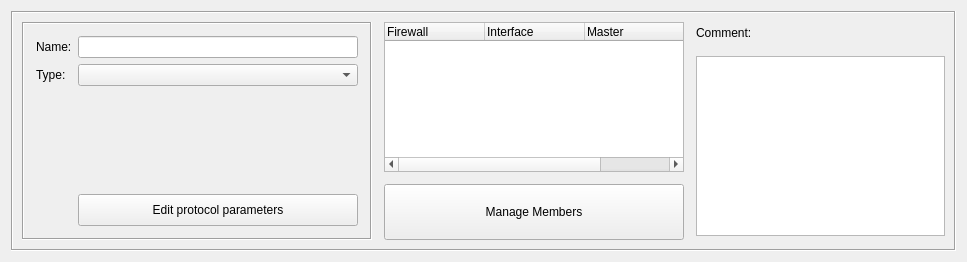
The window that src/libgui/clustergroupdialog_q.ui (fwbuilder/fwbuilder) describes before a commit, drawn with Qt 5.
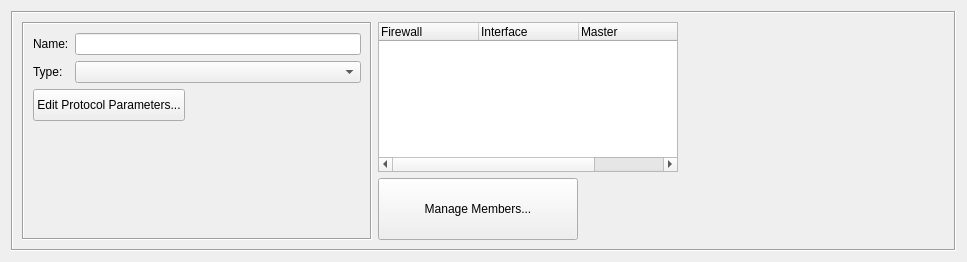
The same window after the commit. Custom widgets are drawn as their Qt base class.

Commit message:
Manually merged keyword management/filtering code from fortress. All dialogs modified to include custom keyword/comment widget.
Also added first cut at 'dynamic group' implementation.

What changed in the file:
```diff
--- a/src/libgui/clustergroupdialog_q.ui
+++ b/src/libgui/clustergroupdialog_q.ui
@@ -36,14 +36,11 @@
      <property name="frameShadow" >
       <enum>QFrame::Sunken</enum>
      </property>
-     <layout class="QGridLayout" name="gridLayout_3" >
-      <property name="spacing" >
-       <number>12</number>
-      </property>
-      <item row="0" column="0" >
-       <widget class="QFrame" name="frame7_2" >
-        <property name="sizePolicy" >
-         <sizepolicy vsizetype="Preferred" hsizetype="Fixed" >
+     <layout class="QHBoxLayout" name="horizontalLayout_3">
+      <item>
+       <widget class="QFrame" name="frame7_2">
+        <property name="sizePolicy">
+         <sizepolicy hsizetype="Fixed" vsizetype="Preferred">
           <horstretch>0</horstretch>
           <verstretch>0</verstretch>
          </sizepolicy>
@@ -66,14 +63,11 @@
         <property name="frameShadow" >
          <enum>QFrame::Sunken</enum>
         </property>
-        <layout class="QGridLayout" name="gridLayout_2" >
-         <property name="margin" >
-          <number>12</number>
-         </property>
-         <item row="0" column="0" >
-          <widget class="QLabel" name="textLabel1_4_2" >
-           <property name="sizePolicy" >
-            <sizepolicy vsizetype="Preferred" hsizetype="Preferred" >
+        <layout class="QFormLayout" name="formLayout">
+         <item row="0" column="0">
+          <widget class="QLabel" name="textLabel1_4_2">
+           <property name="sizePolicy">
+            <sizepolicy hsizetype="Preferred" vsizetype="Preferred">
              <horstretch>0</horstretch>
              <verstretch>0</verstretch>
             </sizepolicy>
@@ -92,10 +86,10 @@
            </property>
           </widget>
          </item>
-         <item row="0" column="1" >
-          <widget class="QLineEdit" name="obj_name" >
-           <property name="sizePolicy" >
-            <sizepolicy vsizetype="Fixed" hsizetype="Minimum" >
+         <item row="0" column="1">
+          <widget class="QLineEdit" name="obj_name">
+           <property name="sizePolicy">
+            <sizepolicy hsizetype="Minimum" vsizetype="Fixed">
              <horstretch>200</horstretch>
              <verstretch>0</verstretch>
             </sizepolicy>
@@ -108,9 +102,9 @@
            </property>
           </widget>
          </item>
-         <item row="1" column="0" >
-          <widget class="QLabel" name="textLabel1_3_2_2" >
-           <property name="enabled" >
+         <item row="1" column="0">
+          <widget class="QLabel" name="textLabel1_3_2_2">
+           <property name="enabled">
             <bool>true</bool>
            </property>
            <property name="sizePolicy" >
@@ -133,68 +127,50 @@
            </property>
           </widget>
          </item>
-         <item row="1" column="1" >
-          <widget class="QComboBox" name="type" />
+         <item row="1" column="1">
+          <widget class="QComboBox" name="type"/>
          </item>
-         <item row="2" column="1" >
-          <spacer name="verticalSpacer" >
-           <property name="orientation" >
-            <enum>Qt::Vertical</enum>
-           </property>
-           <property name="sizeHint" stdset="0" >
-            <size>
-             <width>20</width>
-             <height>10</height>
-            </size>
-           </property>
-          </spacer>
-         </item>
-         <item row="3" column="0" >
-          <spacer name="spacer" >
-           <property name="orientation" >
-            <enum>Qt::Horizontal</enum>
-           </property>
-           <property name="sizeType" >
-            <enum>QSizePolicy::Fixed</enum>
-           </property>
-           <property name="sizeHint" stdset="0" >
-            <size>
-             <width>18</width>
-             <height>24</height>
-            </size>
-           </property>
-          </spacer>
-         </item>
-         <item row="3" column="1" >
-          <widget class="QPushButton" name="editParameters" >
-           <property name="sizePolicy" >
-            <sizepolicy vsizetype="Fixed" hsizetype="Preferred" >
-             <horstretch>0</horstretch>
-             <verstretch>0</verstretch>
-            </sizepolicy>
-           </property>
-           <property name="minimumSize" >
-            <size>
-             <width>0</width>
-             <height>32</height>
-            </size>
-           </property>
-           <property name="text" >
-            <string>Edit protocol parameters</string>
-           </property>
-          </widget>
+         <item row="2" column="0" colspan="2">
+          <layout class="QHBoxLayout" name="horizontalLayout">
+           <item>
+            <widget class="QPushButton" name="editParameters">
+             <property name="sizePolicy">
+              <sizepolicy hsizetype="Preferred" vsizetype="Fixed">
+               <horstretch>0</horstretch>
+               <verstretch>0</verstretch>
+              </sizepolicy>
+             </property>
+             <property name="minimumSize">
+              <size>
+               <width>0</width>
+               <height>32</height>
+              </size>
+             </property>
+             <property name="text">
+              <string>Edit Protocol Parameters...</string>
+             </property>
+            </widget>
+           </item>
+           <item>
+            <spacer name="horizontalSpacer">
+             <property name="orientation">
+              <enum>Qt::Horizontal</enum>
+             </property>
+             <property name="sizeHint" stdset="0">
+              <size>
+               <width>40</width>
+               <height>20</height>
+              </size>
+             </property>
+            </spacer>
+           </item>
+          </layout>
          </item>
         </layout>
        </widget>
       </item>
-      <item row="0" column="1" >
-       <layout class="QVBoxLayout" name="verticalLayout" >
-        <property name="topMargin" >
-         <number>0</number>
-        </property>
-        <property name="bottomMargin" >
-         <number>0</number>
-        </property>
+      <item>
+       <layout class="QVBoxLayout" name="verticalLayout">
         <item>
          <widget class="QTreeWidget" name="fwMemberTree" >
           <property name="sizePolicy" >
@@ -248,79 +224,61 @@
          </widget>
         </item>
         <item>
-         <widget class="QPushButton" name="manageMembers" >
-          <property name="sizePolicy" >
-           <sizepolicy vsizetype="Fixed" hsizetype="Fixed" >
-            <horstretch>0</horstretch>
-            <verstretch>0</verstretch>
-           </sizepolicy>
-          </property>
-          <property name="minimumSize" >
-           <size>
-            <width>200</width>
-            <height>0</height>
-           </size>
-          </property>
-          <property name="maximumSize" >
-           <size>
-            <width>32767</width>
-            <height>32767</height>
-           </size>
-          </property>
-          <property name="toolTip" >
-           <string>Click here to manage member firewalls of this cluster group.</string>
-          </property>
-          <property name="text" >
-           <string>Manage Members</string>
-          </property>
-         </widget>
+         <layout class="QHBoxLayout" name="horizontalLayout_2">
+          <item>
+           <widget class="QPushButton" name="manageMembers">
+            <property name="sizePolicy">
+             <sizepolicy hsizetype="Fixed" vsizetype="Fixed">
+              <horstretch>0</horstretch>
+              <verstretch>0</verstretch>
+             </sizepolicy>
+            </property>
+            <property name="minimumSize">
+             <size>
+              <width>200</width>
+              <height>0</height>
+             </size>
+            </property>
+            <property name="maximumSize">
+             <size>
+              <width>32767</width>
+              <height>32767</height>
+             </size>
+            </property>
+            <property name="toolTip">
+             <string>Click here to manage member firewalls of this cluster group.</string>
+            </property>
+            <property name="text">
+             <string>Manage Members...</string>
+            </property>
+           </widget>
+          </item>
+          <item>
+           <spacer name="horizontalSpacer_2">
+            <property name="orientation">
+             <enum>Qt::Horizontal</enum>
+            </property>
+            <property name="sizeHint" stdset="0">
+             <size>
+              <width>40</width>
+              <height>20</height>
+             </size>
+            </property>
+           </spacer>
+          </item>
+         </layout>
         </item>
        </layout>
       </item>
-      <item row="0" column="2" >
-       <layout class="QVBoxLayout" name="verticalLayout_2" >
-        <item>
-         <widget class="QLabel" name="textLabel2" >
-          <property name="sizePolicy" >
-           <sizepolicy vsizetype="Fixed" hsizetype="Preferred" >
-            <horstretch>0</horstretch>
-            <verstretch>0</verstretch>
-           </sizepolicy>
-          </property>
-          <property name="text" >
-           <string>Comment:</string>
-          </property>
-          <property name="wordWrap" >
-           <bool>false</bool>
-          </property>
-         </widget>
-        </item>
-        <item>
-         <widget class="TextEditWidget" name="comment" >
-          <property name="sizePolicy" >
-           <sizepolicy vsizetype="MinimumExpanding" hsizetype="Expanding" >
-            <horstretch>0</horstretch>
-            <verstretch>0</verstretch>
-           </sizepolicy>
-          </property>
-          <property name="minimumSize" >
-           <size>
-            <width>0</width>
-            <height>0</height>
-           </size>
-          </property>
-          <property name="maximumSize" >
-           <size>
-            <width>16777215</width>
-            <height>180</height>
-           </size>
-          </property>
-          <property name="tabChangesFocus" >
-           <bool>true</bool>
-          </property>
-         </widget>
-        </item>
-       </layout>
+      <item>
+       <widget class="CommentKeywords" name="commentKeywords" native="true">
+        <property name="sizePolicy">
+         <sizepolicy hsizetype="Expanding" vsizetype="Expanding">
+          <horstretch>0</horstretch>
+          <verstretch>0</verstretch>
+         </sizepolicy>
+        </property>
+       </widget>
       </item>
      </layout>
     </widget>
@@ -329,14 +287,10 @@
  </widget>
  <customwidgets>
   <customwidget>
-   <class>TextEditWidget</class>
-   <extends>QTextEdit</extends>
-   <header>TextEditWidget.h</header>
-  </customwidget>
-  <customwidget>
-   <class>QLineEdit</class>
-   <extends>QLineEdit</extends>
-   <header>QLineEdit.h</header>
+   <class>CommentKeywords</class>
+   <extends>QWidget</extends>
+   <header>CommentKeywords.h</header>
+   <container>1</container>
   </customwidget>
  </customwidgets>
  <tabstops>
```
Left out of the diff: 170 changed lines with no effect on the pictures. The commit also changes 87 other files.
